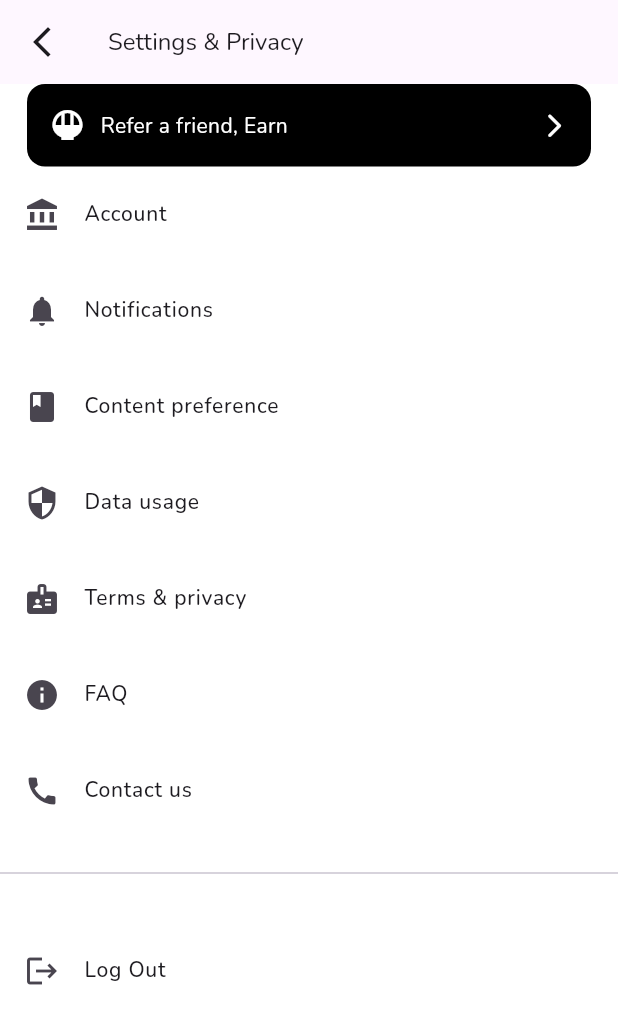
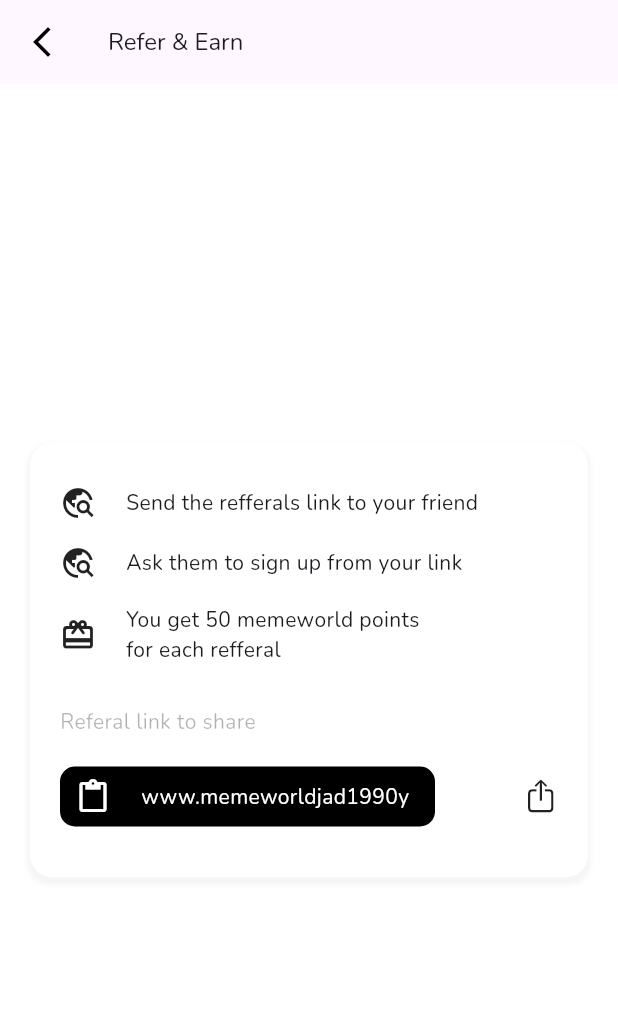
Before and after one commit to Karumaidoi/Memeworld, a Flutter app: the SettingsPage screen opened directly, after a tap on "Refer a friend, Earn", on a phone screen of 412 x 824 dp. Shown: the top 1024 px of the screen. Run offline on Flutter 3.47's test engine with Material 2 defaults, Android fonts, the phone set to English and light mode, and no system bars; our stand-ins replace flutter_svg, flutter_vector_icons, image_picker, introduction_screen, pinput, share_plus and 1 more.

Commit message:
User Interfave

```diff
--- a/lib/views/Home/pages/account/settings.dart
+++ b/lib/views/Home/pages/account/settings.dart
@@ -1,7 +1,12 @@
 import 'package:flutter/cupertino.dart';
 import 'package:flutter/material.dart';
+import 'package:memeworld/views/settings/account_page.dart';
 import 'package:memeworld/views/settings/contact_us.dart';
+import 'package:memeworld/views/settings/content_page.dart';
+import 'package:memeworld/views/settings/data_usage.dart';
 import 'package:memeworld/views/settings/faqs_page.dart';
+import 'package:memeworld/views/settings/notifications_page.dart';
+import 'package:memeworld/views/settings/refer_page.dart';
 import 'package:memeworld/views/settings/terms_page.dart';
 
 import '../../../../widgets/SettingListTileWidget.dart';
@@ -28,7 +33,11 @@ class SettingsPage extends StatelessWidget {
         physics: const BouncingScrollPhysics(),
         children: [
           GestureDetector(
-            onTap: () {},
+            onTap: () {
+              Navigator.of(context).push(CupertinoPageRoute(builder: (context) {
+                return const ReferPage();
+              }));
+            },
             child: Padding(
               padding: const EdgeInsets.symmetric(horizontal: 18),
               child: Container(
@@ -70,22 +79,38 @@ class SettingsPage extends StatelessWidget {
           SettingsListTile(
             text: 'Account',
             icon: const Icon(Icons.account_balance),
-            callback: () {},
+            callback: () {
+              Navigator.of(context).push(CupertinoPageRoute(builder: (context) {
+                return const AccountPage();
+              }));
+            },
           ),
           SettingsListTile(
             text: 'Notifications',
             icon: const Icon(Icons.notifications),
-            callback: () {},
+            callback: () {
+              Navigator.of(context).push(CupertinoPageRoute(builder: (context) {
+                return const NotificationsPage();
+              }));
+            },
           ),
           SettingsListTile(
             text: 'Content preference',
             icon: const Icon(Icons.book),
-            callback: () {},
+            callback: () {
+              Navigator.of(context).push(CupertinoPageRoute(builder: (context) {
+                return const ContentPreference();
+              }));
+            },
           ),
           SettingsListTile(
             text: 'Data usage',
             icon: const Icon(Icons.security),
-            callback: () {},
+            callback: () {
+              Navigator.of(context).push(CupertinoPageRoute(builder: (context) {
+                return const DataUsagePage();
+              }));
+            },
           ),
           SettingsListTile(
             text: 'Terms & privacy',
--- /dev/null
+++ b/lib/views/settings/refer_page.dart
@@ -0,0 +1,133 @@
+import 'package:flutter/cupertino.dart';
+import 'package:flutter/material.dart';
+
+class ReferPage extends StatelessWidget {
+  const ReferPage({super.key});
+
+  @override
+  Widget build(BuildContext context) {
+    return Scaffold(
+      backgroundColor: Colors.white,
+      appBar: AppBar(
+        leading: IconButton(
+            onPressed: () {
+              Navigator.of(context).pop();
+            },
+            icon: const Icon(
+              Icons.arrow_back_ios_new,
+              color: Colors.black,
+            )),
+        centerTitle: false,
+        title: const Text(
+          'Refer & Earn',
+          style: TextStyle(
+            fontSize: 16,
+          ),
+        ),
+      ),
+      body: Column(
+        mainAxisAlignment: MainAxisAlignment.center,
+        children: [
+          Padding(
+            padding: const EdgeInsets.symmetric(horizontal: 20),
+            child: Container(
+              height: 290,
+              width: MediaQuery.of(context).size.width * 1,
+              decoration: BoxDecoration(
+                boxShadow: [
+                  BoxShadow(
+                    color: Colors.grey.withOpacity(0.1),
+                    spreadRadius: 2,
+                    blurRadius: 2,
+                    offset: const Offset(0, 3), // changes position of shadow
+                  ),
+                ],
+                borderRadius: BorderRadius.circular(15),
+                color: Colors.white,
+              ),
+              child: Padding(
+                padding: const EdgeInsets.symmetric(horizontal: 20),
+                child: Column(children: [
+                  const SizedBox(height: 20),
+                  const ReferalContentWidget(
+                    icon: Icon(Icons.travel_explore_outlined),
+                    text: 'Send the refferals link to your friend',
+                  ),
+                  const ReferalContentWidget(
+                    icon: Icon(Icons.travel_explore_outlined),
+                    text: 'Ask them to sign up from your link',
+                  ),
+                  const ReferalContentWidget(
+                    icon: Icon(Icons.wallet_giftcard_rounded),
+                    text: 'You get 50 memeworld points\nfor each refferal',
+                  ),
+                  const SizedBox(height: 20),
+                  Row(
+                    children: [
+                      Text('Referal link to share',
+                          style:
+                              TextStyle(color: Colors.black.withOpacity(.3))),
+                    ],
+                  ),
+                  const SizedBox(height: 20),
+                  Row(
+                    children: [
+                      Container(
+                        decoration: BoxDecoration(
+                            color: Colors.black,
+                            borderRadius: BorderRadius.circular(10)),
+                        height: 40,
+                        width: 250,
+                        child: Row(
+                          children: const [
+                            SizedBox(width: 10),
+                            Icon(
+                              Icons.paste,
+                              color: Colors.white,
+                            ),
+                            SizedBox(width: 20),
+                            Text(
+                              'www.memeworldjad1990y',
+                              style: TextStyle(color: Colors.white),
+                            )
+                          ],
+                        ),
+                      ),
+                      const Spacer(),
+                      const Icon(CupertinoIcons.share, size: 23)
+                    ],
+                  )
+                ]),
+              ),
+            ),
+          ),
+        ],
+      ),
+    );
+  }
+}
+
+class ReferalContentWidget extends StatelessWidget {
+  final Icon icon;
+  final String text;
+
+  const ReferalContentWidget({
+    Key? key,
+    required this.icon,
+    required this.text,
+  }) : super(key: key);
+
+  @override
+  Widget build(BuildContext context) {
+    return Padding(
+      padding: const EdgeInsets.symmetric(vertical: 8),
+      child: Row(
+        children: [
+          icon,
+          const SizedBox(width: 20),
+          Text(text),
+        ],
+      ),
+    );
+  }
+}
--- a/lib/views/splash_screen_v2.dart
+++ b/lib/views/splash_screen_v2.dart
@@ -182,6 +182,7 @@ class _IntroScreenState extends State<IntroScreen> {
                   'GET STARTED',
                   style: TextStyle(
                     color: Colors.black,
+                    fontWeight: FontWeight.bold,
                   ),
                 ),
               ),
```
Also changed, not shown: lib/views/settings/account_page.dart (added, +60 -0 lines), lib/views/settings/content_page.dart (added, +108 -0 lines), lib/views/settings/data_usage.dart (added, +122 -0 lines), lib/views/settings/notifications_page.dart (added, +53 -0 lines).
